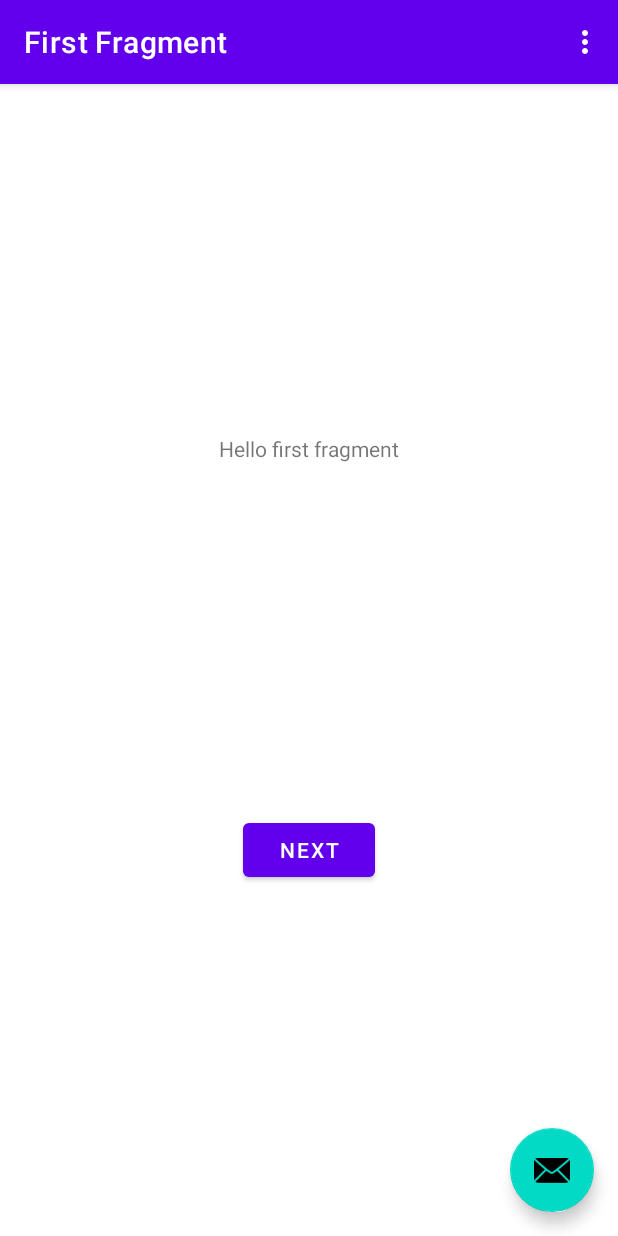
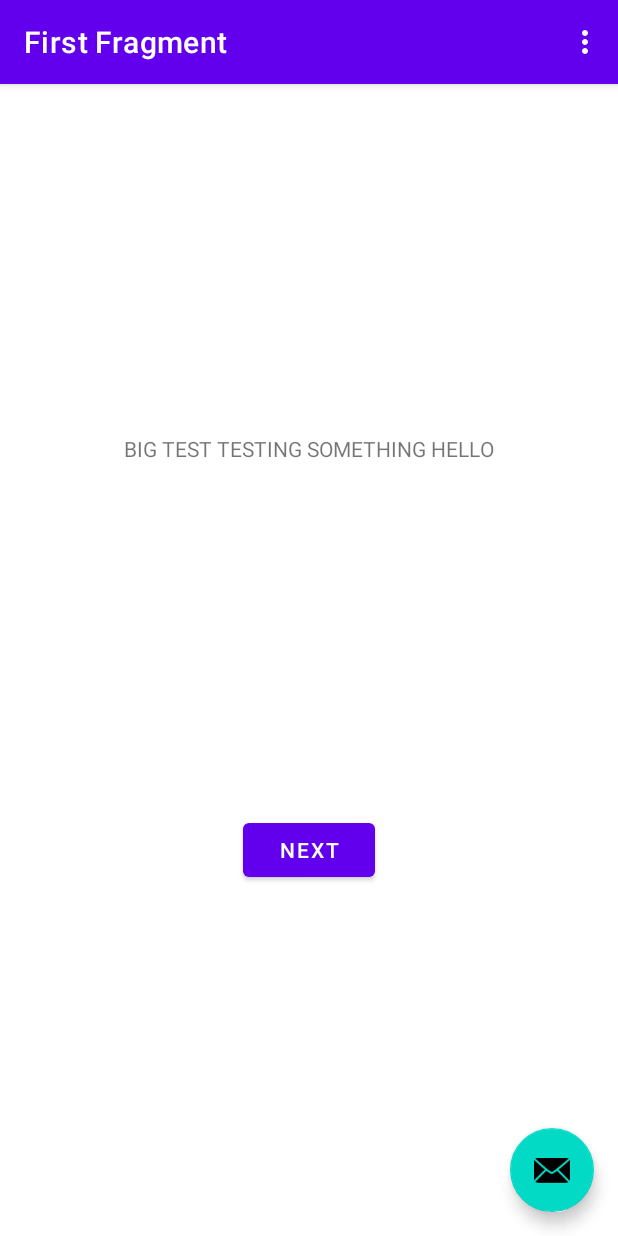
Before and after one commit to shruthisundar123/firstandroidapp, an Android app: the screen it shows after launch (MainActivity), on a phone screen of 412 x 824 dp. Run offline under Robolectric (Android 15) with nearby library versions, the phone set to English and light mode, and no system bars; our stand-ins replace navigation-ui.

Commit message:
trying to commit

```diff
--- a/app/src/main/java/com/example/myfirstapp/FirstFragment.java
+++ b/app/src/main/java/com/example/myfirstapp/FirstFragment.java
@@ -10,7 +10,9 @@ import androidx.fragment.app.Fragment;
 import androidx.navigation.fragment.NavHostFragment;
 
 import com.example.myfirstapp.databinding.FragmentFirstBinding;
-
+// HELLO CAN YOU SEE THIS
+// THIS IS A TEST
+// SHRUTHI WAS HERE
 public class FirstFragment extends Fragment {
 
     private FragmentFirstBinding binding;
--- a/app/src/main/res/layout/fragment_first.xml
+++ b/app/src/main/res/layout/fragment_first.xml
@@ -10,7 +10,7 @@
         android:id="@+id/textview_first"
         android:layout_width="wrap_content"
         android:layout_height="wrap_content"
-        android:text="@string/hello_first_fragment"
+        android:text="BIG TEST TESTING SOMETHING HELLO"
         app:layout_constraintBottom_toTopOf="@id/button_first"
         app:layout_constraintEnd_toEndOf="parent"
         app:layout_constraintStart_toStartOf="parent"
```
